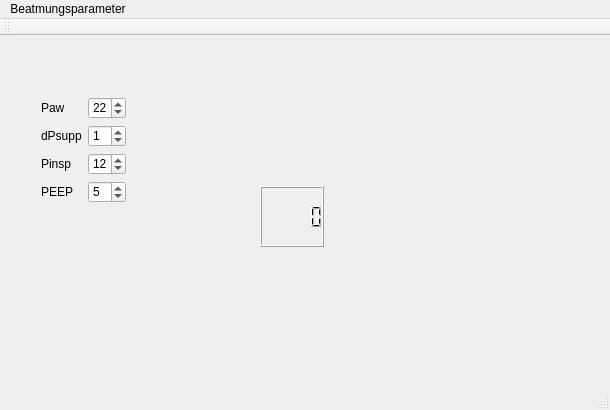
jensamberg/Beatmungsparameter, file mainwindow.ui: the form before one commit.
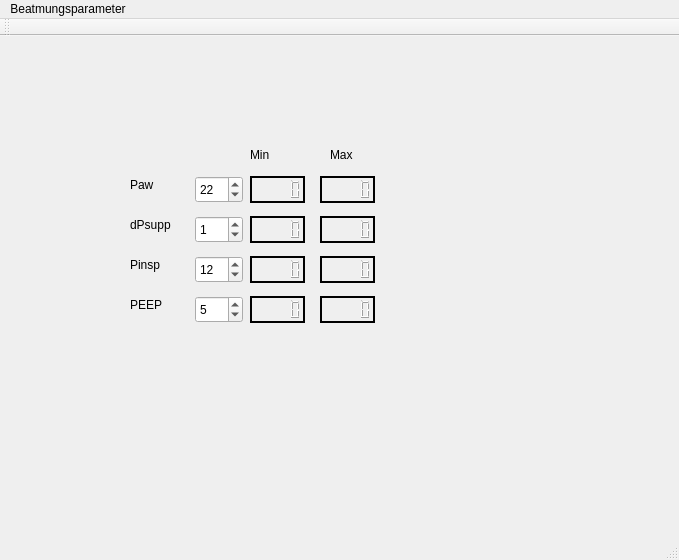
The form after the commit.

Commit message: added class members for min max values

Patch:
```diff
--- a/mainwindow.ui
+++ b/mainwindow.ui
@@ -6,8 +6,8 @@
    <rect>
     <x>0</x>
     <y>0</y>
-    <width>610</width>
-    <height>410</height>
+    <width>679</width>
+    <height>560</height>
    </rect>
   </property>
   <property name="windowTitle">
@@ -17,87 +17,392 @@
    <widget class="QLCDNumber" name="PEEPMAX">
     <property name="geometry">
      <rect>
-      <x>260</x>
-      <y>150</y>
-      <width>64</width>
-      <height>61</height>
+      <x>250</x>
+      <y>140</y>
+      <width>55</width>
+      <height>27</height>
      </rect>
     </property>
+    <property name="font">
+     <font>
+      <pointsize>14</pointsize>
+      <weight>75</weight>
+      <bold>true</bold>
+     </font>
+    </property>
+    <property name="frameShape">
+     <enum>QFrame::Box</enum>
+    </property>
+    <property name="frameShadow">
+     <enum>QFrame::Plain</enum>
+    </property>
+    <property name="lineWidth">
+     <number>2</number>
+    </property>
+    <property name="midLineWidth">
+     <number>1</number>
+    </property>
    </widget>
-   <widget class="QWidget" name="">
+   <widget class="QLCDNumber" name="PAWMAXLCD">
     <property name="geometry">
      <rect>
-      <x>30</x>
-      <y>50</y>
-      <width>107</width>
-      <height>128</height>
+      <x>320</x>
+      <y>140</y>
+      <width>55</width>
+      <height>27</height>
      </rect>
     </property>
-    <layout class="QFormLayout" name="formLayout">
-     <item row="0" column="0">
-      <widget class="QLabel" name="label_4">
-       <property name="text">
-        <string>Paw</string>
-       </property>
-      </widget>
-     </item>
-     <item row="0" column="1">
-      <widget class="QSpinBox" name="Paw">
-       <property name="minimum">
-        <number>13</number>
-       </property>
-       <property name="maximum">
-        <number>60</number>
-       </property>
-       <property name="value">
-        <number>22</number>
-       </property>
-      </widget>
-     </item>
-     <item row="1" column="0">
-      <widget class="QLabel" name="label">
-       <property name="text">
-        <string>dPsupp</string>
-       </property>
-      </widget>
-     </item>
-     <item row="1" column="1">
-      <widget class="QSpinBox" name="dPsupp">
-       <property name="value">
-        <number>1</number>
-       </property>
-      </widget>
-     </item>
-     <item row="2" column="0">
-      <widget class="QLabel" name="label_2">
-       <property name="text">
-        <string>Pinsp</string>
-       </property>
-      </widget>
-     </item>
-     <item row="2" column="1">
-      <widget class="QSpinBox" name="Pinsp">
-       <property name="value">
-        <number>12</number>
-       </property>
-      </widget>
-     </item>
-     <item row="3" column="0">
-      <widget class="QLabel" name="label_3">
-       <property name="text">
-        <string>PEEP</string>
-       </property>
-      </widget>
-     </item>
-     <item row="3" column="1">
-      <widget class="QSpinBox" name="PEEP">
-       <property name="value">
-        <number>5</number>
-       </property>
-      </widget>
-     </item>
-    </layout>
+    <property name="font">
+     <font>
+      <pointsize>14</pointsize>
+      <weight>75</weight>
+      <bold>true</bold>
+     </font>
+    </property>
+    <property name="frameShape">
+     <enum>QFrame::Box</enum>
+    </property>
+    <property name="frameShadow">
+     <enum>QFrame::Plain</enum>
+    </property>
+    <property name="lineWidth">
+     <number>2</number>
+    </property>
+    <property name="midLineWidth">
+     <number>1</number>
+    </property>
    </widget>
+   <widget class="QLCDNumber" name="DSUPPMINLCD">
+    <property name="geometry">
+     <rect>
+      <x>250</x>
+      <y>180</y>
+      <width>55</width>
+      <height>27</height>
+     </rect>
+    </property>
+    <property name="font">
+     <font>
+      <pointsize>14</pointsize>
+      <weight>75</weight>
+      <bold>true</bold>
+     </font>
+    </property>
+    <property name="frameShape">
+     <enum>QFrame::Box</enum>
+    </property>
+    <property name="frameShadow">
+     <enum>QFrame::Plain</enum>
+    </property>
+    <property name="lineWidth">
+     <number>2</number>
+    </property>
+    <property name="midLineWidth">
+     <number>1</number>
+    </property>
+   </widget>
+   <widget class="QLCDNumber" name="DSUPPMAXLCD">
+    <property name="geometry">
+     <rect>
+      <x>320</x>
+      <y>180</y>
+      <width>55</width>
+      <height>27</height>
+     </rect>
+    </property>
+    <property name="font">
+     <font>
+      <pointsize>14</pointsize>
+      <weight>75</weight>
+      <bold>true</bold>
+     </font>
+    </property>
+    <property name="frameShape">
+     <enum>QFrame::Box</enum>
+    </property>
+    <property name="frameShadow">
+     <enum>QFrame::Plain</enum>
+    </property>
+    <property name="lineWidth">
+     <number>2</number>
+    </property>
+    <property name="midLineWidth">
+     <number>1</number>
+    </property>
+   </widget>
+   <widget class="QLCDNumber" name="PINSPMAXLCD">
+    <property name="geometry">
+     <rect>
+      <x>320</x>
+      <y>220</y>
+      <width>55</width>
+      <height>27</height>
+     </rect>
+    </property>
+    <property name="font">
+     <font>
+      <pointsize>14</pointsize>
+      <weight>75</weight>
+      <bold>true</bold>
+     </font>
+    </property>
+    <property name="frameShape">
+     <enum>QFrame::Box</enum>
+    </property>
+    <property name="frameShadow">
+     <enum>QFrame::Plain</enum>
+    </property>
+    <property name="lineWidth">
+     <number>2</number>
+    </property>
+    <property name="midLineWidth">
+     <number>1</number>
+    </property>
+   </widget>
+   <widget class="QLCDNumber" name="PEEPMAXLCD">
+    <property name="geometry">
+     <rect>
+      <x>320</x>
+      <y>260</y>
+      <width>55</width>
+      <height>27</height>
+     </rect>
+    </property>
+    <property name="font">
+     <font>
+      <pointsize>14</pointsize>
+      <weight>75</weight>
+      <bold>true</bold>
+     </font>
+    </property>
+    <property name="inputMethodHints">
+     <set>Qt::ImhNone</set>
+    </property>
+    <property name="frameShape">
+     <enum>QFrame::Box</enum>
+    </property>
+    <property name="frameShadow">
+     <enum>QFrame::Plain</enum>
+    </property>
+    <property name="lineWidth">
+     <number>2</number>
+    </property>
+    <property name="midLineWidth">
+     <number>1</number>
+    </property>
+   </widget>
+   <widget class="QLCDNumber" name="PINSPMINLCD">
+    <property name="geometry">
+     <rect>
+      <x>250</x>
+      <y>220</y>
+      <width>55</width>
+      <height>27</height>
+     </rect>
+    </property>
+    <property name="font">
+     <font>
+      <pointsize>14</pointsize>
+      <weight>75</weight>
+      <bold>true</bold>
+     </font>
+    </property>
+    <property name="frameShape">
+     <enum>QFrame::Box</enum>
+    </property>
+    <property name="frameShadow">
+     <enum>QFrame::Plain</enum>
+    </property>
+    <property name="lineWidth">
+     <number>2</number>
+    </property>
+    <property name="midLineWidth">
+     <number>1</number>
+    </property>
+   </widget>
+   <widget class="QLCDNumber" name="PEEPMINLCD">
+    <property name="geometry">
+     <rect>
+      <x>250</x>
+      <y>260</y>
+      <width>55</width>
+      <height>27</height>
+     </rect>
+    </property>
+    <property name="font">
+     <font>
+      <pointsize>14</pointsize>
+      <weight>75</weight>
+      <bold>true</bold>
+     </font>
+    </property>
+    <property name="frameShape">
+     <enum>QFrame::Box</enum>
+    </property>
+    <property name="frameShadow">
+     <enum>QFrame::Plain</enum>
+    </property>
+    <property name="lineWidth">
+     <number>2</number>
+    </property>
+    <property name="midLineWidth">
+     <number>1</number>
+    </property>
+   </widget>
+   <widget class="QLabel" name="label_2">
+    <property name="geometry">
+     <rect>
+      <x>130</x>
+      <y>220</y>
+      <width>38</width>
+      <height>17</height>
+     </rect>
+    </property>
+    <property name="text">
+     <string>Pinsp</string>
+    </property>
+   </widget>
+   <widget class="QSpinBox" name="Pinsp">
+    <property name="geometry">
+     <rect>
+      <x>195</x>
+      <y>220</y>
+      <width>48</width>
+      <height>27</height>
+     </rect>
+    </property>
+    <property name="value">
+     <number>12</number>
+    </property>
+   </widget>
+   <widget class="QLabel" name="label_3">
+    <property name="geometry">
+     <rect>
+      <x>130</x>
+      <y>260</y>
+      <width>36</width>
+      <height>17</height>
+     </rect>
+    </property>
+    <property name="text">
+     <string>PEEP</string>
+    </property>
+   </widget>
+   <widget class="QSpinBox" name="PEEP">
+    <property name="geometry">
+     <rect>
+      <x>195</x>
+      <y>260</y>
+      <width>48</width>
+      <height>27</height>
+     </rect>
+    </property>
+    <property name="value">
+     <number>5</number>
+    </property>
+   </widget>
+   <widget class="QLabel" name="label">
+    <property name="geometry">
+     <rect>
+      <x>130</x>
+      <y>180</y>
+      <width>51</width>
+      <height>17</height>
+     </rect>
+    </property>
+    <property name="text">
+     <string>dPsupp</string>
+    </property>
+   </widget>
+   <widget class="QSpinBox" name="dPsupp">
+    <property name="geometry">
+     <rect>
+      <x>195</x>
+      <y>180</y>
+      <width>48</width>
+      <height>27</height>
+     </rect>
+    </property>
+    <property name="value">
+     <number>1</number>
+    </property>
+   </widget>
+   <widget class="QLabel" name="label_4">
+    <property name="geometry">
+     <rect>
+      <x>130</x>
+      <y>140</y>
+      <width>29</width>
+      <height>17</height>
+     </rect>
+    </property>
+    <property name="text">
+     <string>Paw</string>
+    </property>
+   </widget>
+   <widget class="QSpinBox" name="Paw">
+    <property name="geometry">
+     <rect>
+      <x>195</x>
+      <y>140</y>
+      <width>48</width>
+      <height>27</height>
+     </rect>
+    </property>
+    <property name="minimum">
+     <number>13</number>
+    </property>
+    <property name="maximum">
+     <number>60</number>
+    </property>
+    <property name="value">
+     <number>22</number>
+    </property>
+   </widget>
+   <widget class="QLabel" name="label_5">
+    <property name="geometry">
+     <rect>
+      <x>250</x>
+      <y>110</y>
+      <width>41</width>
+      <height>17</height>
+     </rect>
+    </property>
+    <property name="text">
+     <string>Min</string>
+    </property>
+   </widget>
+   <widget class="QLabel" name="label_6">
+    <property name="geometry">
+     <rect>
+      <x>330</x>
+      <y>110</y>
+      <width>41</width>
+      <height>17</height>
+     </rect>
+    </property>
+    <property name="text">
+     <string>Max</string>
+    </property>
+   </widget>
+   <zorder>label_2</zorder>
+   <zorder>Pinsp</zorder>
+   <zorder>label_3</zorder>
+   <zorder>PEEP</zorder>
+   <zorder>label</zorder>
+   <zorder>dPsupp</zorder>
+   <zorder>Paw</zorder>
+   <zorder>PAWMINLCD</zorder>
+   <zorder>PAWMAXLCD</zorder>
+   <zorder>DSUPPMINLCD</zorder>
+   <zorder>DSUPPMAXLCD</zorder>
+   <zorder>PINSPMAXLCD</zorder>
+   <zorder>PEEPMAXLCD</zorder>
+   <zorder>PINSPMINLCD</zorder>
+   <zorder>PEEPMINLCD</zorder>
+   <zorder>label_4</zorder>
+   <zorder>label_5</zorder>
+   <zorder>label_6</zorder>
   </widget>
   <widget class="QToolBar" name="mainToolBar">
    <attribute name="toolBarArea">
@@ -113,7 +418,7 @@
     <rect>
      <x>0</x>
      <y>0</y>
-     <width>610</width>
+     <width>679</width>
      <height>25</height>
     </rect>
    </property>
```
Left out of the diff: 5 changed lines with no effect on the pictures. The commit also changes 3 other files.
